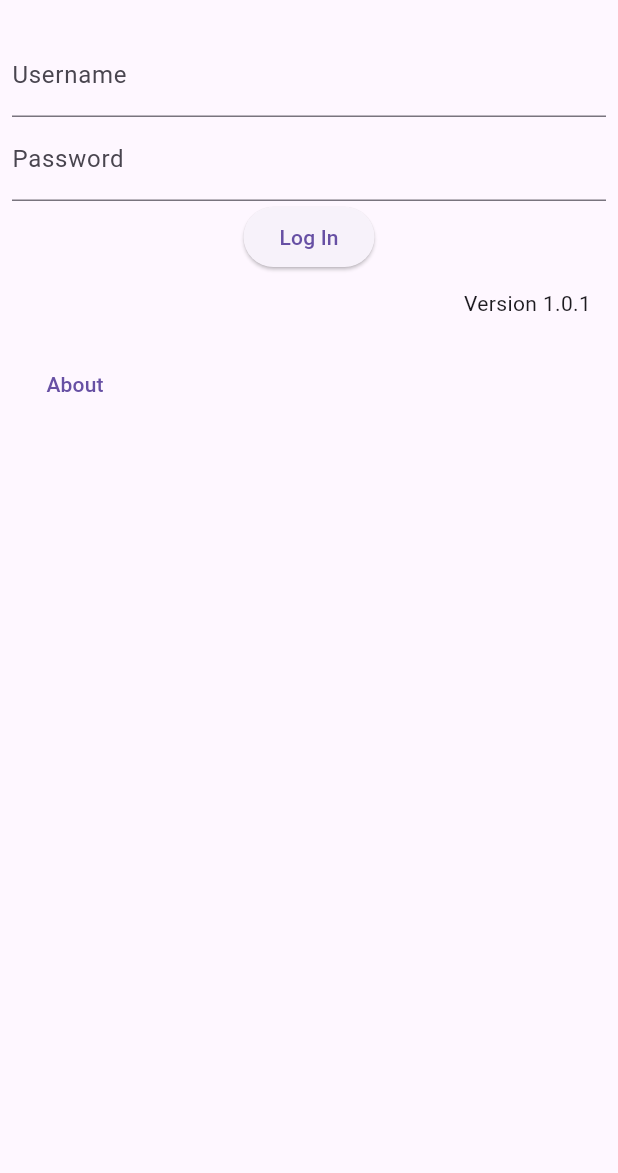
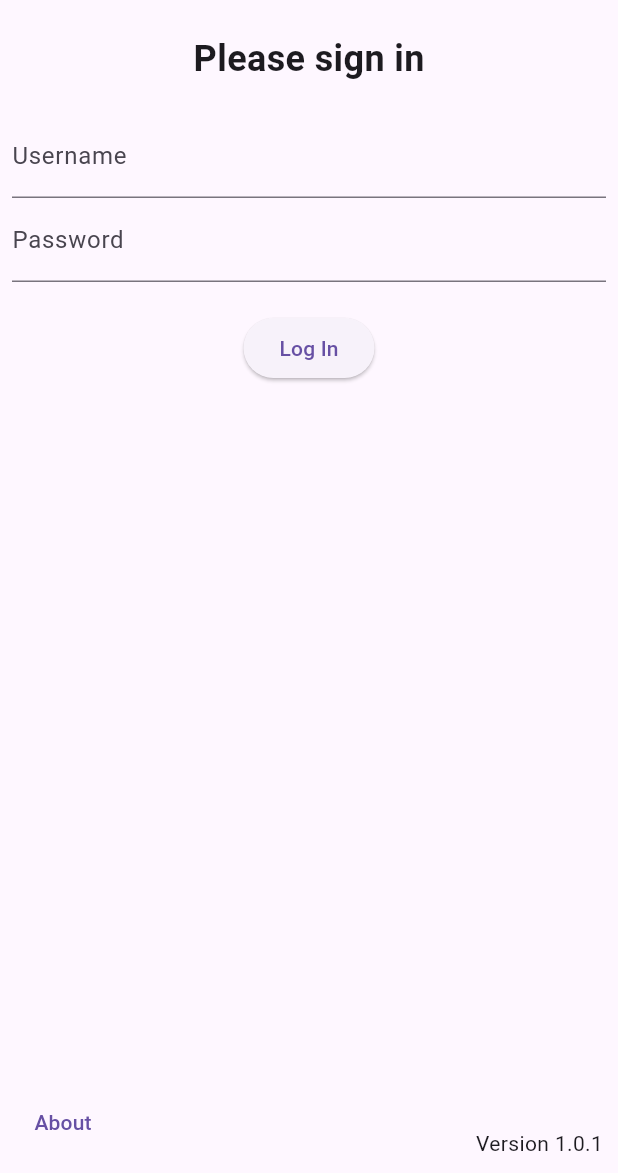
Before and after one commit to JimiLimbo/FinalAppMobileDev, a Flutter app: the screen it shows after launch, on a phone screen of 412 x 824 dp, the part 63-1236 px from its top. Run offline on Flutter 3.47's test engine with Material 3 defaults, Android fonts, the phone set to English and light mode, and no system bars; our stand-ins replace flutter_secure_storage.

Commit message:
Please sign in

```diff
--- a/finalapppart1/lib/main.dart
+++ b/finalapppart1/lib/main.dart
@@ -34,11 +34,19 @@ class _LoginPageState extends State<LoginPage> {
   Widget build(BuildContext context) {
     return Scaffold(
       appBar: AppBar(title: Text('Jokester')),
-      body: Padding(
+      body: Stack(
+        children: <Widget>[
+          Center(
+            child: Padding(
               padding: const EdgeInsets.all(8.0),
               child: Column(
                 mainAxisAlignment: MainAxisAlignment.start,
+                crossAxisAlignment: CrossAxisAlignment.center,
                 children: <Widget>[
+                  Text('Please sign in',
+                    style: TextStyle(fontSize: 24, fontWeight: FontWeight.bold)
+                  ),
+                  SizedBox(height: 20), // Provides some spacing
                   TextField(
                     controller: _usernameController,
                     decoration: InputDecoration(labelText: 'Username'),
@@ -48,35 +56,34 @@ class _LoginPageState extends State<LoginPage> {
                     decoration: InputDecoration(labelText: 'Password'),
                     obscureText: true,
                   ),
+                  SizedBox(height: 20), // More spacing
                   ElevatedButton(
                     onPressed: _login,
                     child: Text('Log In'),
                   ),
-            Align(
-              alignment: Alignment.bottomRight,
-              child: Padding(
-                padding: EdgeInsets.all(10),
-                child: Text('Version 1.0.1'),  // Set your version here
+                ],
               ),
             ),
-            Align(
-              alignment: Alignment.bottomLeft,
-              child: Padding(
-                padding: EdgeInsets.all(10),
+          ),
+          Positioned(
+            left: 10,
+            bottom: 10,
             child: TextButton(
               onPressed: () {
                 Navigator.push(
                   context,
-                      MaterialPageRoute(builder: (context) => AboutPage()), // Define AboutPage
+                  MaterialPageRoute(builder: (context) => AboutPage()),
                 );
               },
               child: Text('About'),
             ),
           ),
+          Positioned(
+            right: 10,
+            bottom: 10,
+            child: Text('Version 1.0.1'),
           ),
-
         ],
-        ),
       ),
     );
   }
```
Lines whose indentation alone changed are shown as unchanged.
